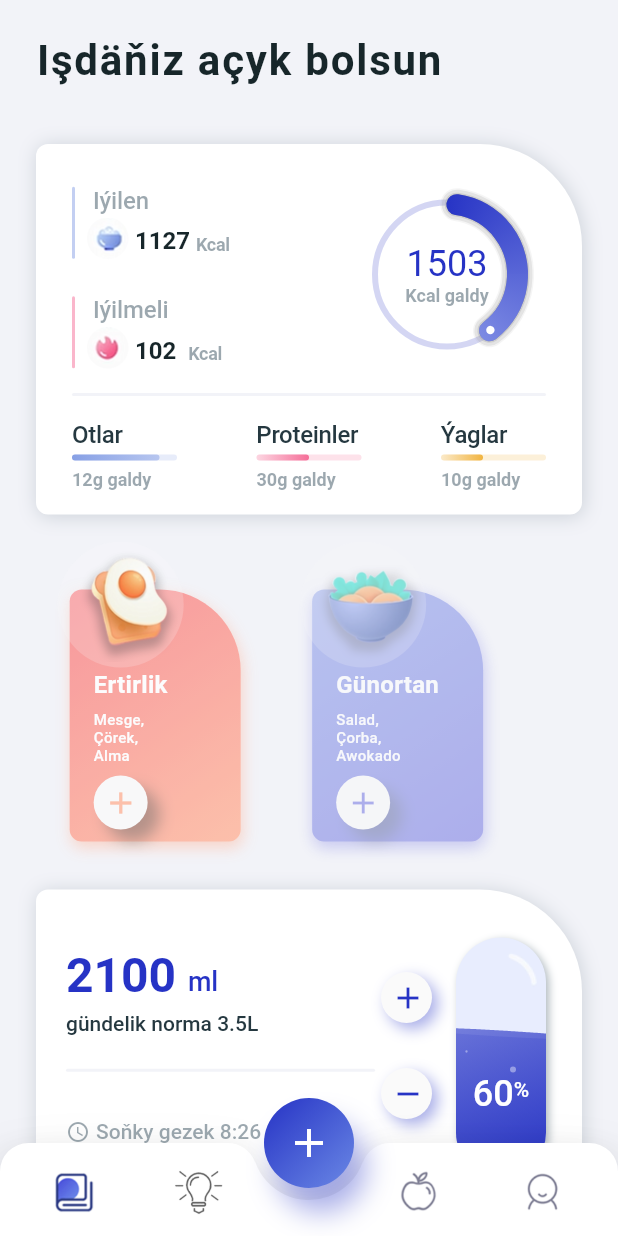
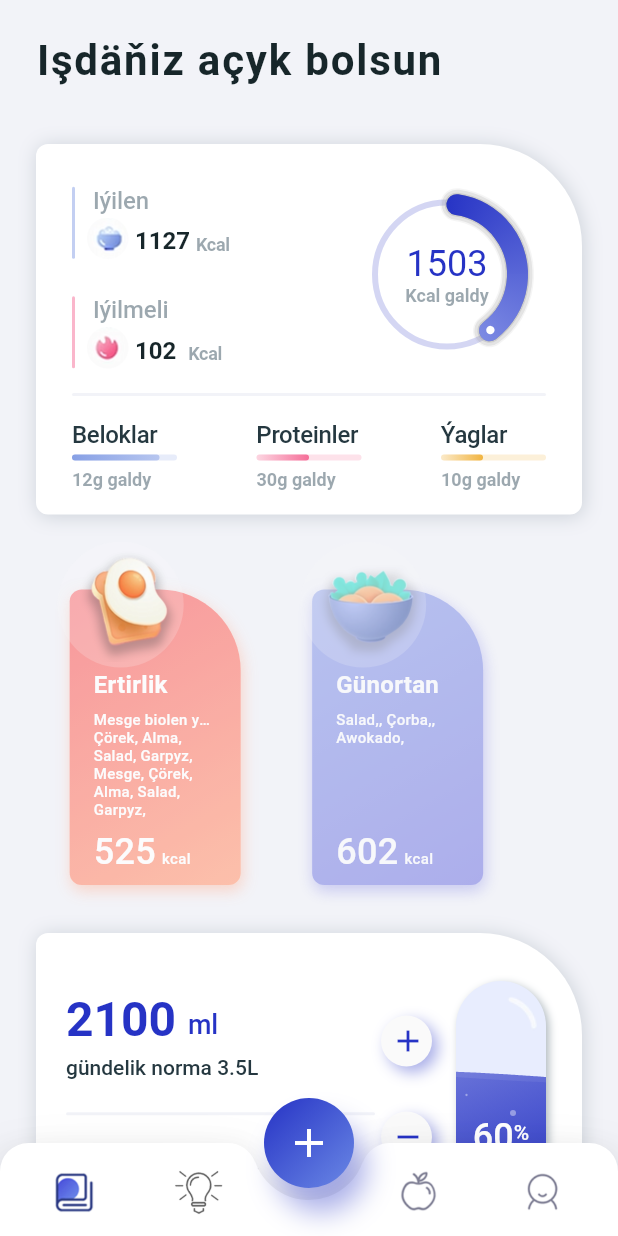
Before and after one commit to curiosss/calorie, a Flutter app: the screen it shows after launch, after a tap on the "add" icon, on a phone screen of 412 x 824 dp. Run offline on Flutter 3.47's test engine with Material 2 defaults, Android fonts, the phone set to English and light mode, and no system bars; our stand-ins replace cached_network_image, flutter_spinkit, image_picker, shared_preferences, sqflite; accounts and stored records are empty.

Commit message:
some changes

```diff
--- /dev/null
+++ b/lib/providers/todaymeals_prv.dart
@@ -0,0 +1,5 @@
+import 'package:flutter/cupertino.dart';
+
+class TodayMealsProvider with ChangeNotifier {
+  double shouldEatCal = 0, eatenCal = 0, leftCal = 0;
+}
--- a/lib/views/fitness_app/models/meals_list_data.dart
+++ b/lib/views/fitness_app/models/meals_list_data.dart
@@ -5,7 +5,7 @@ class MealsListData {
     this.startColor = '',
     this.endColor = '',
     this.meals,
-    this.kacl = 0,
+    this.kcal = 0,
   });
 
   String imagePath;
@@ -13,21 +13,32 @@ class MealsListData {
   String startColor;
   String endColor;
   List<String> meals;
-  int kacl;
+  int kcal;
 
   static List<MealsListData> tabIconsList = <MealsListData>[
     MealsListData(
       imagePath: 'assets/fitness_app/breakfast.png',
       titleTxt: 'Ertirlik',
-      kacl: 525,
-      meals: <String>['Mesge,', 'Çörek,', 'Alma'],
+      kcal: 525,
+      meals: <String>[
+        'Mesge biolen yaglyja corek',
+        'Çörek',
+        'Alma',
+        'Salad',
+        'Garpyz',
+        'Mesge',
+        'Çörek',
+        'Alma',
+        'Salad',
+        'Garpyz'
+      ],
       startColor: '#FA7D82',
       endColor: '#FFB295',
     ),
     MealsListData(
       imagePath: 'assets/fitness_app/lunch.png',
       titleTxt: 'Günortan',
-      kacl: 602,
+      kcal: 602,
       meals: <String>['Salad,', 'Çorba,', 'Awokado'],
       startColor: '#738AE6',
       endColor: '#5C5EDD',
@@ -35,7 +46,7 @@ class MealsListData {
     MealsListData(
       imagePath: 'assets/fitness_app/snack.png',
       titleTxt: 'Garbanyş',
-      kacl: 0,
+      kcal: 0,
       meals: <String>['Norma:', '800 kcal'],
       startColor: '#FE95B6',
       endColor: '#FF5287',
@@ -43,7 +54,7 @@ class MealsListData {
     MealsListData(
       imagePath: 'assets/fitness_app/dinner.png',
       titleTxt: 'Agşamlyk',
-      kacl: 0,
+      kcal: 0,
       meals: <String>['Norma:', '703 kcal'],
       startColor: '#6F72CA',
       endColor: '#1E1466',
--- a/lib/views/fitness_app/my_diary/meals_list_view.dart
+++ b/lib/views/fitness_app/my_diary/meals_list_view.dart
@@ -1,5 +1,3 @@
-
-
 import 'package:calorie_calculator/views/fitness_app/models/meals_list_data.dart';
 import 'package:flutter/material.dart';
 
@@ -52,7 +50,7 @@ class _MealsListViewState extends State<MealsListView>
             transform: Matrix4.translationValues(
                 0.0, 30 * (1.0 - widget.mainScreenAnimation.value), 0.0),
             child: Container(
-              height: 216,
+              height: 245,
               width: double.infinity,
               child: ListView.builder(
                 physics: BouncingScrollPhysics(),
@@ -158,12 +156,13 @@ class MealsView extends StatelessWidget {
                               child: Padding(
                                 padding:
                                     const EdgeInsets.only(top: 8, bottom: 8),
-                                child: Row(
-                                  mainAxisAlignment: MainAxisAlignment.start,
-                                  crossAxisAlignment: CrossAxisAlignment.start,
-                                  children: <Widget>[
-                                    Text(
-                                      mealsListData.meals.join('\n'),
+                                child: SingleChildScrollView(
+                                  physics: BouncingScrollPhysics(),
+                                  child: Wrap(
+                                      children: mealsListData.meals.map((e) {
+                                    return Text(
+                                      '$e, ',
+                                      overflow: TextOverflow.ellipsis,
                                       style: TextStyle(
                                         fontFamily: FitnessAppTheme.fontName,
                                         fontWeight: FontWeight.w500,
@@ -171,18 +170,17 @@ class MealsView extends StatelessWidget {
                                         letterSpacing: 0.2,
                                         color: FitnessAppTheme.white,
                                       ),
-                                    ),
-                                  ],
+                                    );
+                                  }).toList()),
                                 ),
                               ),
                             ),
-                            mealsListData.kacl==0
-                                ? Row(
+                            Row(
                               mainAxisAlignment: MainAxisAlignment.start,
                               crossAxisAlignment: CrossAxisAlignment.end,
                               children: <Widget>[
                                 Text(
-                                        mealsListData.kacl.toString(),
+                                  mealsListData.kcal.toString(),
                                   textAlign: TextAlign.center,
                                   style: TextStyle(
                                     fontFamily: FitnessAppTheme.fontName,
@@ -193,13 +191,12 @@ class MealsView extends StatelessWidget {
                                   ),
                                 ),
                                 Padding(
-                                        padding: const EdgeInsets.only(
-                                            left: 4, bottom: 3),
+                                  padding:
+                                      const EdgeInsets.only(left: 4, bottom: 3),
                                   child: Text(
                                     'kcal',
                                     style: TextStyle(
-                                            fontFamily:
-                                                FitnessAppTheme.fontName,
+                                      fontFamily: FitnessAppTheme.fontName,
                                       fontWeight: FontWeight.w500,
                                       fontSize: 10,
                                       letterSpacing: 0.2,
@@ -209,27 +206,6 @@ class MealsView extends StatelessWidget {
                                 ),
                               ],
                             )
-                                : Container(
-                                    decoration: BoxDecoration(
-                                      color: FitnessAppTheme.nearlyWhite,
-                                      shape: BoxShape.circle,
-                                      boxShadow: <BoxShadow>[
-                                        BoxShadow(
-                                            color: FitnessAppTheme.nearlyBlack
-                                                .withOpacity(0.4),
-                                            offset: Offset(8.0, 8.0),
-                                            blurRadius: 8.0),
-                                      ],
-                                    ),
-                                    child: Padding(
-                                      padding: const EdgeInsets.all(6.0),
-                                      child: Icon(
-                                        Icons.add,
-                                        color: HexColor(mealsListData.endColor),
-                                        size: 24,
-                                      ),
-                                    ),
-                                  ),
                           ],
                         ),
                       ),
--- a/lib/views/fitness_app/ui_view/mediterranean_diet_view.dart
+++ b/lib/views/fitness_app/ui_view/mediterranean_diet_view.dart
@@ -1,4 +1,3 @@
-
 import 'package:flutter/material.dart';
 import 'dart:math' as math;
 
@@ -9,9 +8,11 @@ class MediterranesnDietView extends StatelessWidget {
   final AnimationController animationController;
   final Animation<double> animation;
 
-  const MediterranesnDietView(
-      {Key key, this.animationController, this.animation})
-      : super(key: key);
+  const MediterranesnDietView({
+    Key key,
+    this.animationController,
+    this.animation,
+  }) : super(key: key);
 
   @override
   Widget build(BuildContext context) {
@@ -358,7 +359,7 @@ class MediterranesnDietView extends StatelessWidget {
                               crossAxisAlignment: CrossAxisAlignment.start,
                               children: <Widget>[
                                 Text(
-                                  'Otlar',
+                                  'Beloklar',
                                   textAlign: TextAlign.center,
                                   style: TextStyle(
                                     fontFamily: FitnessAppTheme.fontName,
```
Also changed, not shown: lib/views/fitness_app/my_diary/my_diary_screen.dart (+0 -55 lines). Lines whose indentation alone changed are shown as unchanged.
